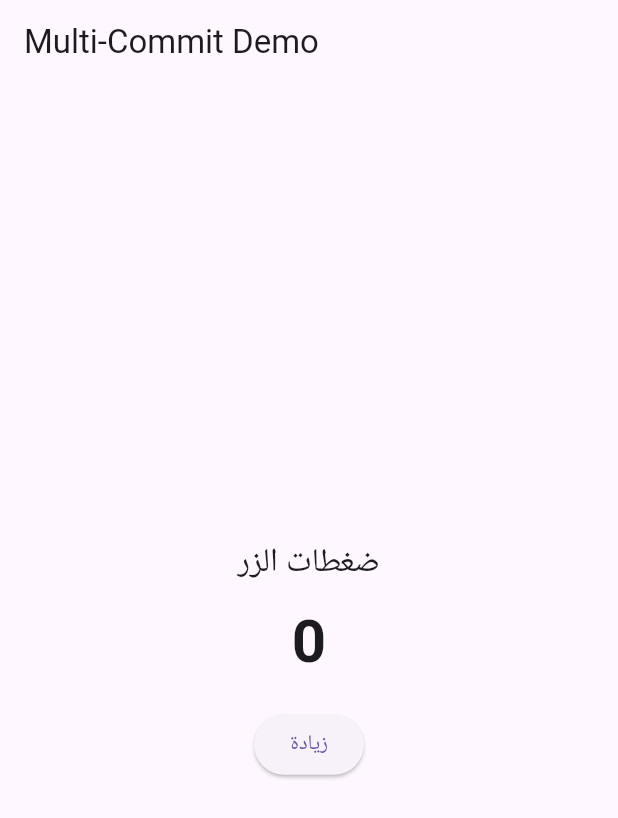
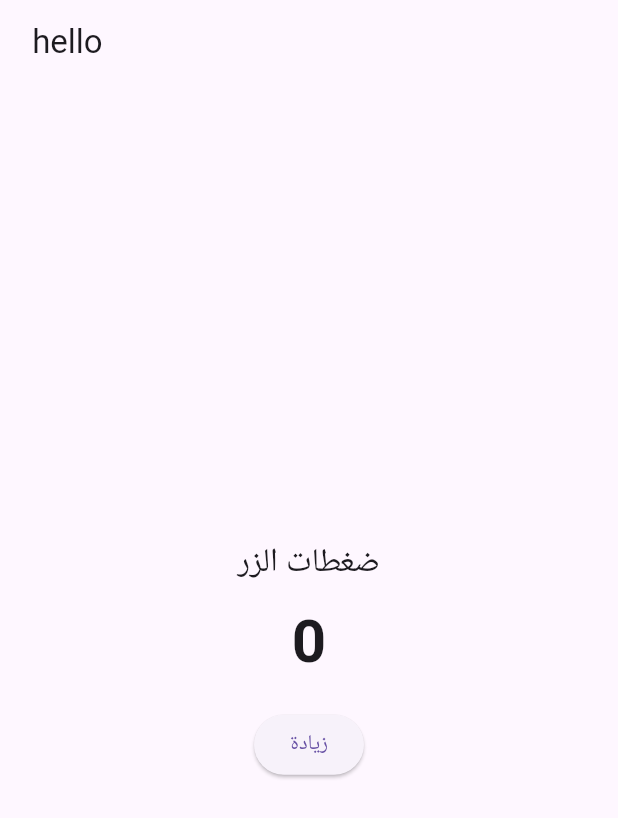
Before and after one commit to alabsihamed32-arch/my.project, a Flutter app: the screen it shows after launch, on a phone screen of 412 x 824 dp. Shown: the top 818 px of the screen. Run offline on Flutter 3.47's test engine with Material 3 defaults, Android fonts, the phone set to English and light mode, and no system bars.

Commit message:
Add main.dart

```diff
--- a/lib/main.dart
+++ b/lib/main.dart
@@ -33,7 +33,8 @@ class _HomePageState extends State<HomePage> {
   @override
   Widget build(BuildContext context) {
     return Scaffold(
-      appBar: AppBar(title: const Text('Multi-Commit Demo')),
+      appBar: AppBar(title: const Text(' hello ')),
+
       body: Center(
         child: Column(
           mainAxisSize: MainAxisSize.min,
```
